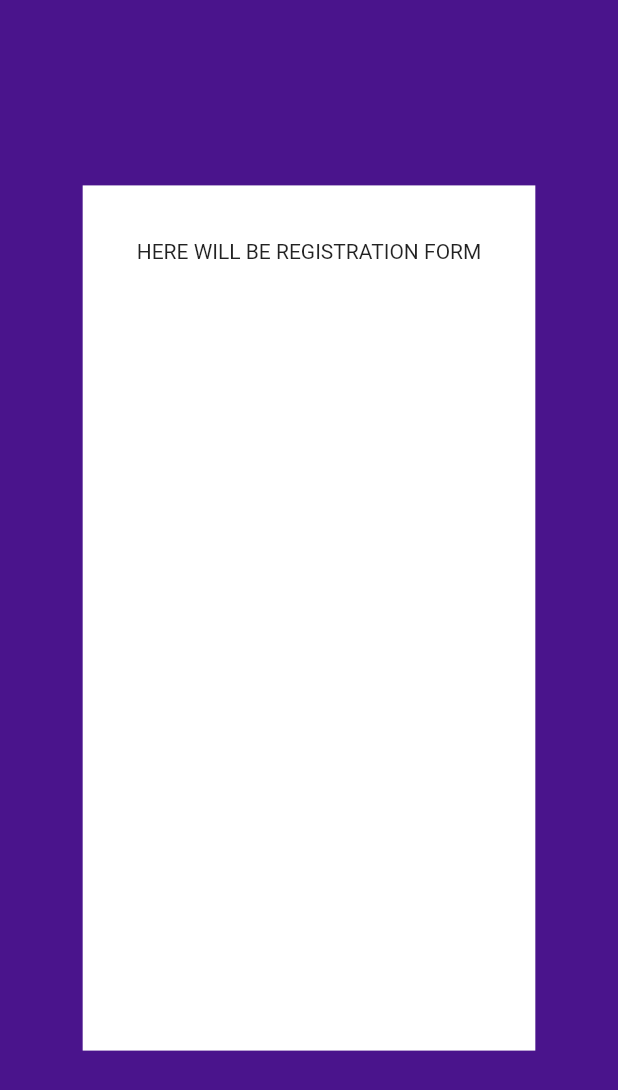
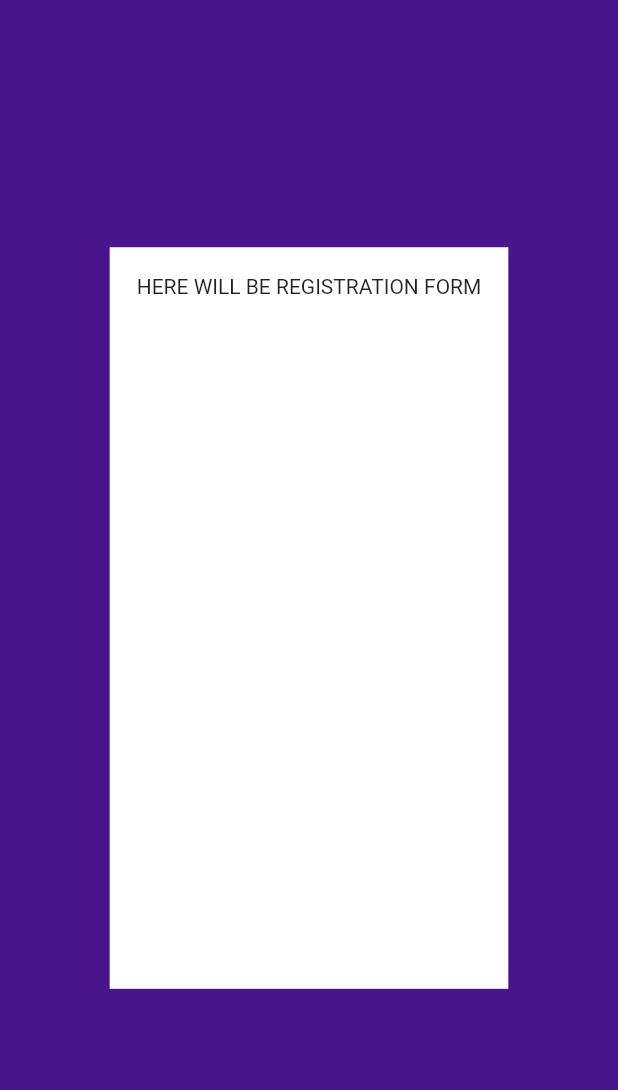
Before and after one commit to Duomly/flutter-fintech-app, a Flutter app: the screen it shows after launch, after a tap on "SIGN UP", on a phone screen of 412 x 824 dp. Shown: the top 1090 px of the screen. Run offline on Flutter 3.47's test engine with Material 2 defaults, Android fonts, the phone set to English and light mode, and no system bars.

Commit message:
Lesson 1

```diff
--- a/lib/screens/welcome/welcome.dart
+++ b/lib/screens/welcome/welcome.dart
@@ -19,11 +19,11 @@ class _WelcomeState extends State<Welcome> {
           backgroundColor: Color(0xFF4A148C),
           body: Center(
             child: Container(
-              margin: const EdgeInsets.only(left: 20.0, right: 20.0, top: 50.0, bottom: 50.0),
+              margin: const EdgeInsets.all(20.0),
               color: Colors.white,
-              height: _screenSize.height * 0.7,
+              height: _screenSize.height * 0.6,
               child: Padding(
-                padding: const EdgeInsets.all(36.0),
+                padding: const EdgeInsets.all(18.0),
                 child: _login ? Login(
                   onFormSwitch: () {
                     setState(() {
```
